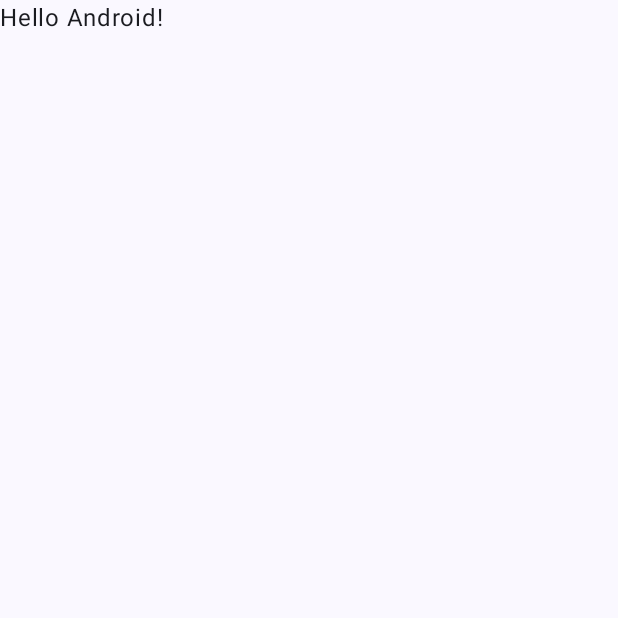
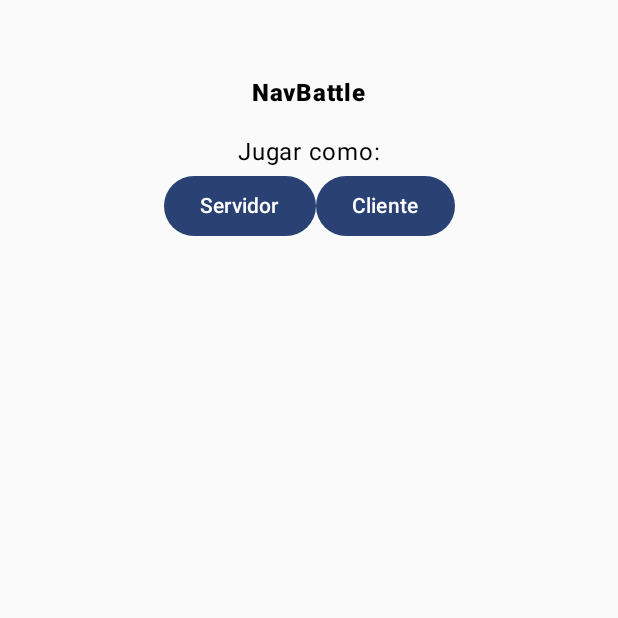
Before and after one commit to emanuelmath/NavBattle, an Android app built with Jetpack Compose: the screen it shows after launch (MainActivity), on a phone screen of 412 x 824 dp, the top half of it. Before the commit the part shown is almost empty. Run offline under Robolectric (Android 15) with nearby library versions, the phone set to English and light mode, and no system bars.

Commit message:
Navegación en pantallas lista, mejora en la estructura del proyecto, y creación de algunas screens o archivos para implementar luego sus funciones.

```diff
--- a/app/build.gradle.kts
+++ b/app/build.gradle.kts
@@ -41,6 +41,9 @@ android {
 
 dependencies {
 
+    // Navigation de pantallas con Jetpack Compose.
+    implementation("androidx.navigation:navigation-compose:2.9.3")
+
     implementation(libs.androidx.core.ktx)
     implementation(libs.androidx.lifecycle.runtime.ktx)
     implementation(libs.androidx.activity.compose)
--- a/app/src/main/java/com/example/navbattle/MainActivity.kt
+++ b/app/src/main/java/com/example/navbattle/MainActivity.kt
@@ -1,5 +1,6 @@
 package com.example.navbattle
 
+import android.content.Intent
 import android.os.Bundle
 import androidx.activity.ComponentActivity
 import androidx.activity.compose.setContent
@@ -21,6 +22,11 @@ import androidx.compose.ui.Modifier
 import androidx.compose.ui.text.font.FontWeight
 import androidx.compose.ui.tooling.preview.Preview
 import androidx.compose.ui.unit.dp
+import androidx.core.content.ContextCompat.startActivity
+import androidx.navigation.NavController
+import androidx.navigation.compose.rememberNavController
+import com.example.navbattle.ui.navigation.NavBattleNavHost
+import com.example.navbattle.ui.navigation.Screen
 import com.example.navbattle.ui.theme.NavBattleTheme
 
 class MainActivity : ComponentActivity() {
@@ -29,19 +35,18 @@ class MainActivity : ComponentActivity() {
         enableEdgeToEdge()
         setContent {
             NavBattleTheme {
-                Scaffold(modifier = Modifier.fillMaxSize()) { innerPadding ->
-                    Greeting(
-                        name = "Android",
-                        modifier = Modifier.padding(innerPadding)
-                    )
-                }
+                val navController = rememberNavController()
+                NavBattleNavHost(
+                    navHostController = navController,
+                    startDestination = Screen.MenuDelJuego.ruta
+                )
             }
         }
     }
 }
 
 @Composable
-fun MenuDelJuego(){
+fun MenuDelJuego(navController: NavController){
     Column(horizontalAlignment = Alignment.CenterHorizontally, modifier = Modifier.fillMaxSize().padding(50.dp)) {
         Text("NavBattle", fontWeight = FontWeight.ExtraBold)
 
@@ -49,10 +54,14 @@ fun MenuDelJuego(){
 
         Text("Jugar como:")
         Row(verticalAlignment = Alignment.CenterVertically, horizontalArrangement = Arrangement.Center, modifier = Modifier.fillMaxWidth()) {
-            Button(onClick = {}) {
+            Button(onClick = {
+                navController.navigate(Screen.Servidor.ruta)
+            }) {
                 Text("Servidor")
             }
-            Button(onClick = {}) {
+            Button(onClick = {
+                navController.navigate(Screen.Cliente.ruta)
+            }) {
                 Text("Cliente")
             }
         }
@@ -70,7 +79,8 @@ fun Greeting(name: String, modifier: Modifier = Modifier) {
 @Preview(showBackground = true, showSystemUi = true)
 @Composable
 fun GreetingPreview() {
+    val navController = rememberNavController()
     NavBattleTheme {
-        MenuDelJuego()
+        MenuDelJuego(navController)
     }
 }
--- /dev/null
+++ b/app/src/main/java/com/example/navbattle/activities/GameActivity.kt
@@ -0,0 +1,4 @@
+package com.example.navbattle.activities
+
+class GameActivity {
+}
--- /dev/null
+++ b/app/src/main/java/com/example/navbattle/bluetooth/BluetoothCliente.kt
@@ -0,0 +1,4 @@
+package com.example.navbattle.bluetooth
+
+object BluetoothCliente {
+}
--- /dev/null
+++ b/app/src/main/java/com/example/navbattle/bluetooth/BluetoothServidor.kt
@@ -0,0 +1,4 @@
+package com.example.navbattle.bluetooth
+
+object BluetoothServidor {
+}
--- /dev/null
+++ b/app/src/main/java/com/example/navbattle/ui/navigation/NavBattleNavHost.kt
@@ -0,0 +1,33 @@
+package com.example.navbattle.ui.navigation
+
+import androidx.compose.runtime.Composable
+import androidx.navigation.NavHostController
+import androidx.navigation.NavHost
+import androidx.lifecycle.viewmodel.compose.viewModel
+import androidx.navigation.NavDestination
+import androidx.navigation.NavType
+import androidx.navigation.compose.NavHost
+import androidx.navigation.compose.composable
+import androidx.navigation.navArgument
+import com.example.navbattle.MenuDelJuego
+import com.example.navbattle.ui.navigation.Screen
+import com.example.navbattle.ui.screens.BuscarPartida
+import com.example.navbattle.ui.screens.EsperarPartida
+
+
+@Composable
+fun NavBattleNavHost(navHostController: NavHostController, startDestination: String) {
+    NavHost(
+        navController = navHostController, startDestination = startDestination
+    ) {
+        composable(Screen.MenuDelJuego.ruta) {
+            MenuDelJuego(navHostController)
+        }
+        composable(Screen.Servidor.ruta) {
+            EsperarPartida()
+        }
+        composable(Screen.Cliente.ruta) {
+            BuscarPartida()
+        }
+    }
+}
--- /dev/null
+++ b/app/src/main/java/com/example/navbattle/ui/navigation/Screen.kt
@@ -0,0 +1,9 @@
+package com.example.navbattle.ui.navigation
+
+sealed class Screen(val ruta: String) {
+    object MenuDelJuego : Screen("menu")
+    object Servidor : Screen("servidor")
+    object Cliente : Screen("cliente")
+    object GameOver : Screen("gameover")
+
+}
```
Also changed, not shown: app/src/main/java/com/example/navbattle/ui/screens/ClienteScreen.kt (added, +33 -0 lines), app/src/main/java/com/example/navbattle/ui/screens/ServidorScreen.kt (added, +40 -0 lines).
